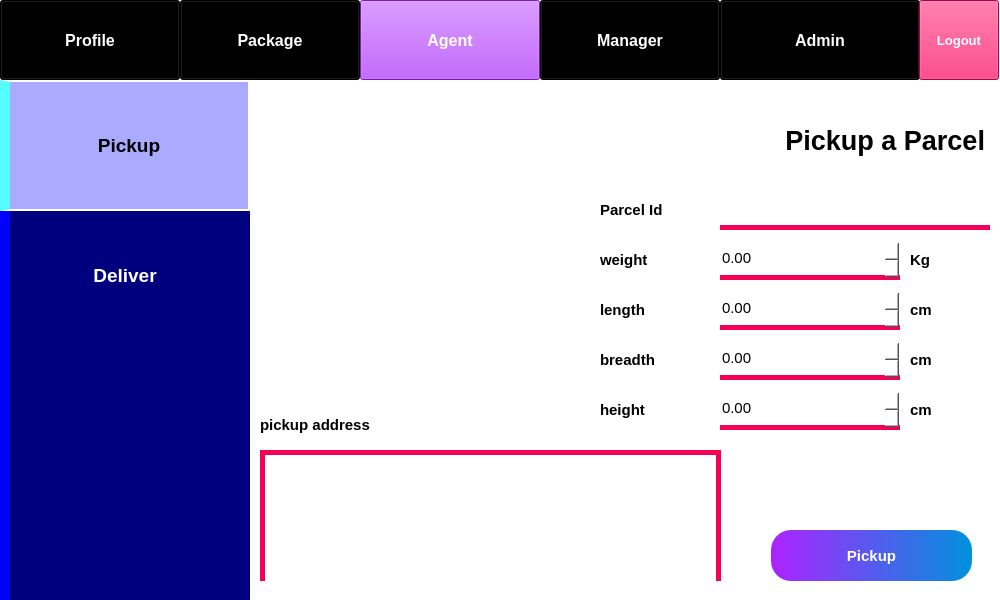
Qt form pages/pickup.ui (AsutoshPati/Parcel-Management-System) before a commit.
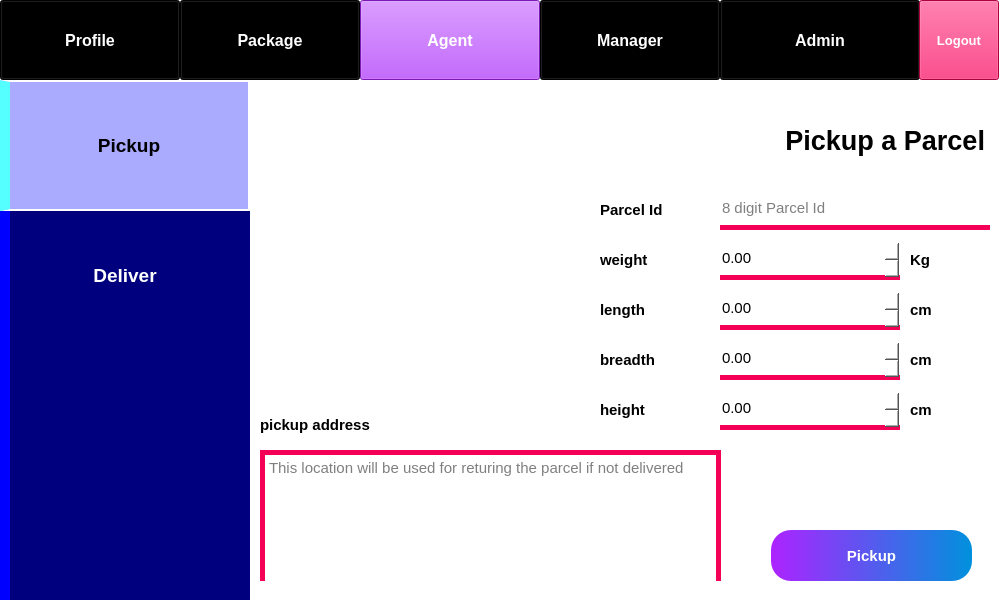
The same form after that commit. Icons and pictures are not drawn.

```diff
--- a/pages/pickup.ui
+++ b/pages/pickup.ui
@@ -415,9 +415,18 @@
       <height>131</height>
      </rect>
     </property>
+    <property name="font">
+     <font>
+      <pointsize>11</pointsize>
+     </font>
+    </property>
     <property name="styleSheet">
      <string notr="true">border: 5px solid rgb(245, 0, 87);
-border-bottom: none;</string>
+border-bottom: none;
+font: 11pt &quot;MS Shell Dlg 2&quot;;</string>
+    </property>
+    <property name="placeholderText">
+     <string>This location will be used for returing the parcel if not delivered</string>
     </property>
    </widget>
    <widget class="QLabel" name="label_9">
@@ -605,10 +614,18 @@
       <height>40</height>
      </rect>
     </property>
+    <property name="font">
+     <font>
+      <pointsize>11</pointsize>
+     </font>
+    </property>
     <property name="styleSheet">
      <string notr="true">border: none;
 border-bottom: 5px solid rgb(245, 0, 87);</string>
     </property>
+    <property name="placeholderText">
+     <string>8 digit Parcel Id</string>
+    </property>
    </widget>
    <zorder>pushButton</zorder>
    <zorder>pushButton_2</zorder>
```
Left out of the diff: 3 changed lines with no effect on the pictures.
